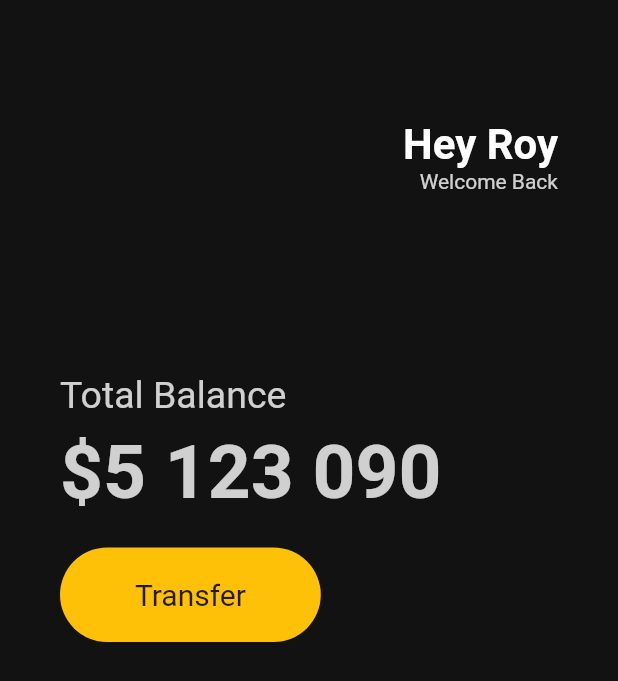
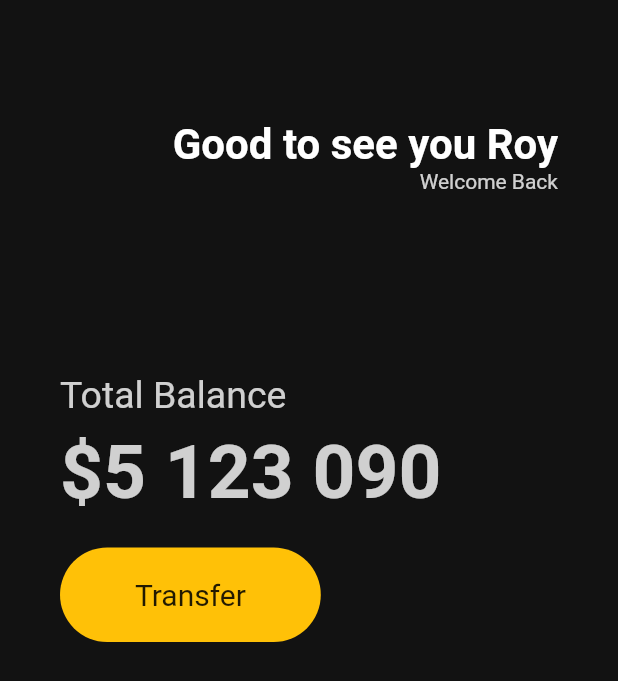
Before and after one commit to roy656/ssoontoon, a Flutter app: the screen it shows after launch, on a phone screen of 412 x 824 dp. Shown: the top 681 px of the screen. Run offline on Flutter 3.47's test engine with Material 2 defaults, Android fonts, the phone set to English and light mode, and no system bars.

Commit message:
changed name

```diff
--- a/lib/main.dart
+++ b/lib/main.dart
@@ -25,7 +25,7 @@ class App extends StatelessWidget {
                       crossAxisAlignment: CrossAxisAlignment.end,
                       children: [
                         const Text(
-                          'Hey Roy',
+                          'Good to see you Roy',
                           style: TextStyle(
                             color: Colors.white,
                             fontSize: 28,
```
